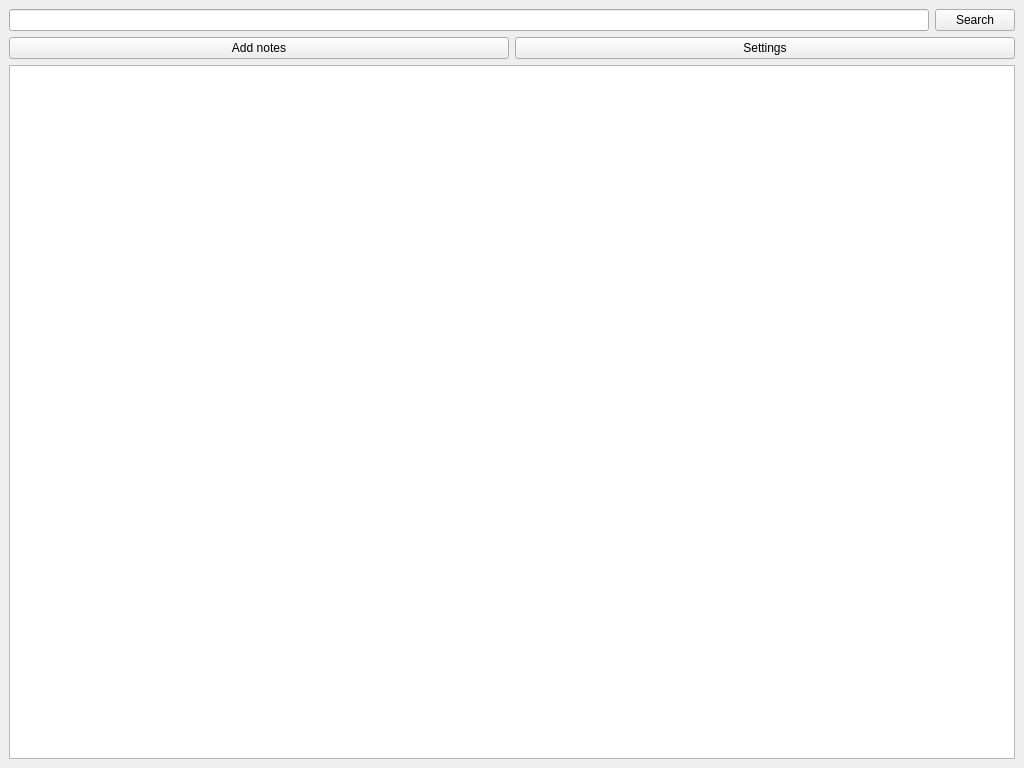
First picture: the form in searchedict/formbrowser.ui, repository qsantos/JapaNote, before the edit.
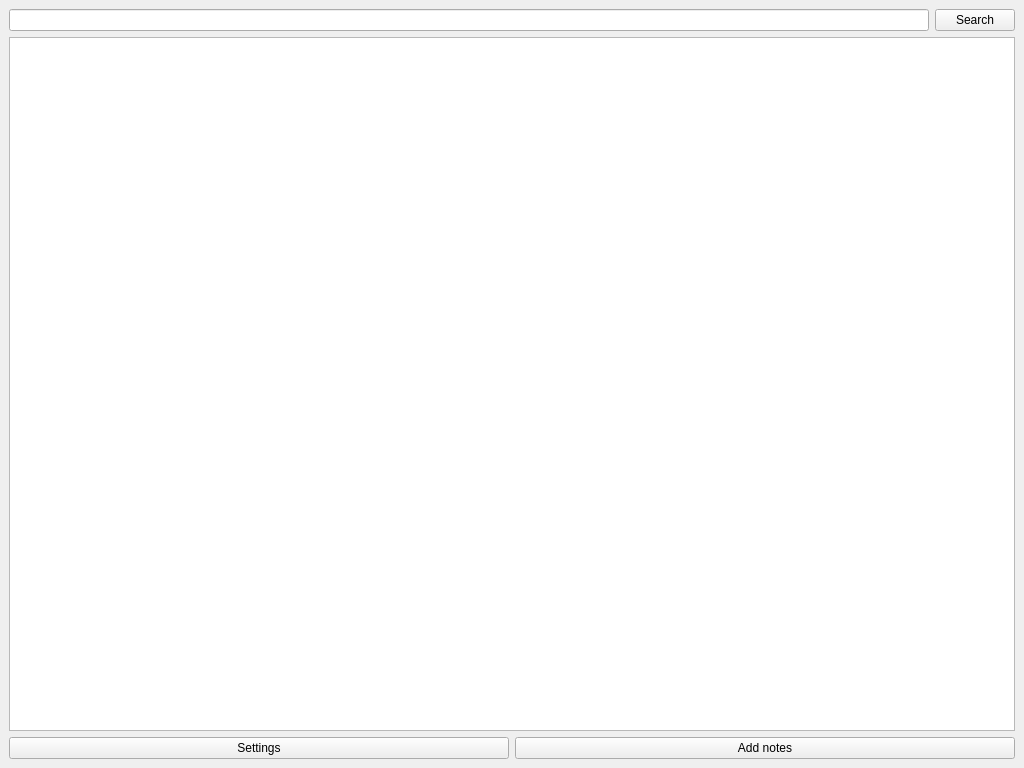
Second picture: the form after the edit.

Commit message:
Move "Add notes" to bottom of selection window
Closes #4

```diff
--- a/searchedict/formbrowser.ui
+++ b/searchedict/formbrowser.ui
@@ -32,24 +32,6 @@
       </item>
      </layout>
     </item>
-    <item>
-     <layout class="QHBoxLayout" name="horizontalLayout">
-      <item>
-       <widget class="QPushButton" name="addButton">
-        <property name="text">
-         <string>Add notes</string>
-        </property>
-       </widget>
-      </item>
-      <item>
-       <widget class="QPushButton" name="settingsButton">
-        <property name="text">
-         <string>Settings</string>
-        </property>
-       </widget>
-      </item>
-     </layout>
-    </item>
     <item>
      <widget class="QTableView" name="resultTable">
       <property name="selectionBehavior">
@@ -69,6 +51,24 @@
       </attribute>
      </widget>
     </item>
+    <item>
+     <layout class="QHBoxLayout" name="horizontalLayout">
+      <item>
+       <widget class="QPushButton" name="settingsButton">
+        <property name="text">
+         <string>Settings</string>
+        </property>
+       </widget>
+      </item>
+      <item>
+       <widget class="QPushButton" name="addButton">
+        <property name="text">
+         <string>Add notes</string>
+        </property>
+       </widget>
+      </item>
+     </layout>
+    </item>
    </layout>
   </widget>
  </widget>
```
